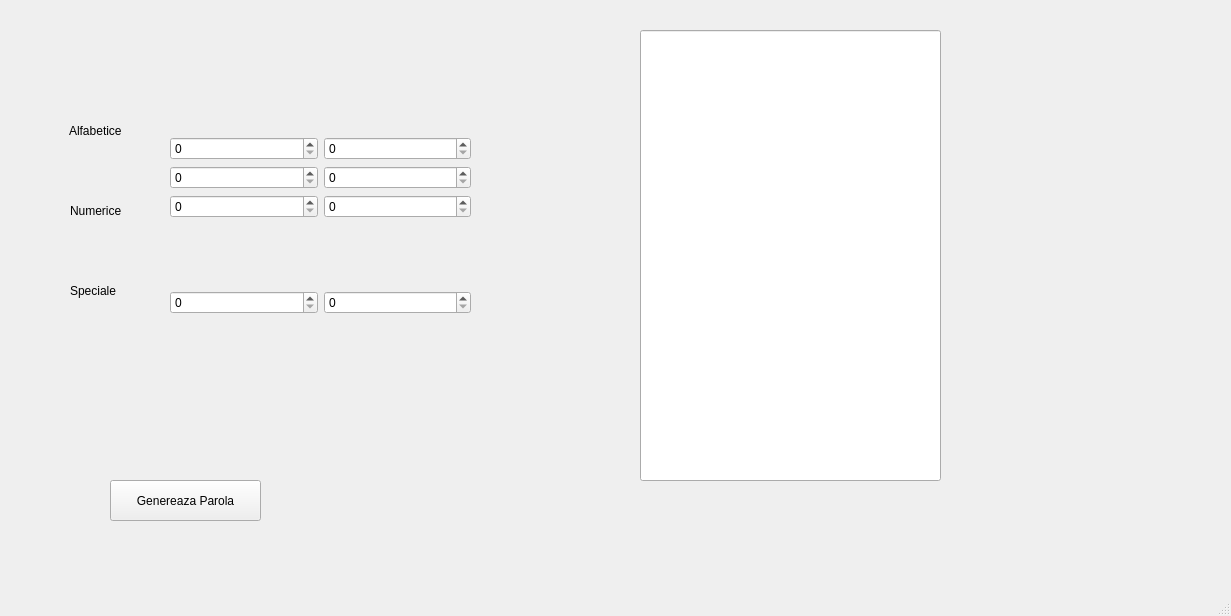
First picture: the form in mainwindow.ui, repository fortyfourjs/GeneratorParoleLFSR, before the edit.
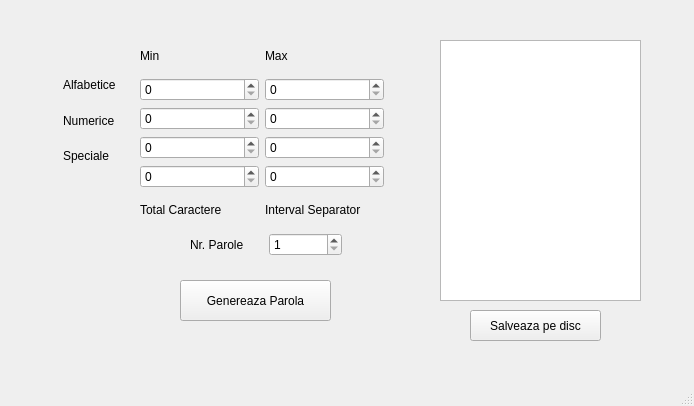
Second picture: the form after the edit.

Commit message: fixed UI, added nr_parole + save to disc

```diff
--- a/mainwindow.ui
+++ b/mainwindow.ui
@@ -6,8 +6,8 @@
    <rect>
     <x>0</x>
     <y>0</y>
-    <width>1231</width>
-    <height>616</height>
+    <width>694</width>
+    <height>406</height>
    </rect>
   </property>
   <property name="windowTitle">
@@ -17,8 +17,8 @@
    <widget class="QPushButton" name="btnGenerare">
     <property name="geometry">
      <rect>
-      <x>110</x>
-      <y>480</y>
+      <x>180</x>
+      <y>280</y>
       <width>151</width>
       <height>41</height>
      </rect>
@@ -27,98 +27,163 @@
      <string>Genereaza Parola</string>
     </property>
    </widget>
-   <widget class="QLineEdit" name="txtparola">
+   <widget class="QWidget" name="layoutWidget">
     <property name="geometry">
      <rect>
-      <x>640</x>
-      <y>30</y>
-      <width>301</width>
-      <height>451</height>
+      <x>140</x>
+      <y>40</y>
+      <width>244</width>
+      <height>186</height>
      </rect>
     </property>
-    <property name="text">
-     <string/>
-    </property>
-   </widget>
-   <widget class="QLabel" name="label">
-    <property name="geometry">
-     <rect>
-      <x>69</x>
-      <y>120</y>
-      <width>91</width>
-      <height>21</height>
-     </rect>
-    </property>
-    <property name="text">
-     <string>Alfabetice</string>
-    </property>
-   </widget>
-   <widget class="QLabel" name="label_2">
-    <property name="geometry">
-     <rect>
-      <x>70</x>
-      <y>200</y>
-      <width>91</width>
-      <height>21</height>
-     </rect>
-    </property>
-    <property name="text">
-     <string>Numerice</string>
-    </property>
-   </widget>
-   <widget class="QLabel" name="label_3">
-    <property name="geometry">
-     <rect>
-      <x>70</x>
-      <y>280</y>
-      <width>91</width>
-      <height>21</height>
-     </rect>
-    </property>
-    <property name="text">
-     <string>Speciale</string>
-    </property>
-   </widget>
-   <widget class="QWidget" name="">
-    <property name="geometry">
-     <rect>
-      <x>170</x>
-      <y>70</y>
-      <width>301</width>
-      <height>311</height>
-     </rect>
-    </property>
-    <layout class="QGridLayout" name="gridLayout_2">
-     <item row="1" column="0">
-      <widget class="QSpinBox" name="spinTotalCaractere"/>
+    <layout class="QGridLayout" name="gridLayout_3">
+     <item row="0" column="0">
+      <widget class="QLabel" name="label_valoareMin">
+       <property name="text">
+        <string>Min</string>
+       </property>
+      </widget>
      </item>
-     <item row="1" column="1">
-      <widget class="QSpinBox" name="spinIntervalSeparator"/>
+     <item row="0" column="1">
+      <widget class="QLabel" name="label_valoareMax">
+       <property name="text">
+        <string>Max</string>
+       </property>
+      </widget>
      </item>
-     <item row="0" column="0" colspan="2">
-      <layout class="QGridLayout" name="gridLayout">
-       <item row="2" column="1">
-        <widget class="QSpinBox" name="spinMaxSpeciale"/>
-       </item>
-       <item row="0" column="0">
-        <widget class="QSpinBox" name="spinMinAlfabetice"/>
-       </item>
-       <item row="0" column="1">
-        <widget class="QSpinBox" name="spinMaxAlfabetice"/>
-       </item>
+     <item row="1" column="0" colspan="2">
+      <layout class="QGridLayout" name="gridLayout_2">
        <item row="1" column="0">
-        <widget class="QSpinBox" name="spinMinCifre"/>
+        <widget class="QSpinBox" name="spinTotalCaractere"/>
        </item>
-       <item row="2" column="0">
-        <widget class="QSpinBox" name="spinMinSpeciale"/>
+       <item row="0" column="0" colspan="2">
+        <layout class="QGridLayout" name="gridLayout">
+         <item row="1" column="1">
+          <widget class="QSpinBox" name="spinMaxCifre"/>
+         </item>
+         <item row="1" column="0">
+          <widget class="QSpinBox" name="spinMinCifre"/>
+         </item>
+         <item row="0" column="0">
+          <widget class="QSpinBox" name="spinMinAlfabetice"/>
+         </item>
+         <item row="2" column="0">
+          <widget class="QSpinBox" name="spinMinSpeciale"/>
+         </item>
+         <item row="0" column="1">
+          <widget class="QSpinBox" name="spinMaxAlfabetice"/>
+         </item>
+         <item row="2" column="1">
+          <widget class="QSpinBox" name="spinMaxSpeciale"/>
+         </item>
+        </layout>
        </item>
        <item row="1" column="1">
-        <widget class="QSpinBox" name="spinMaxCifre"/>
+        <widget class="QSpinBox" name="spinIntervalSeparator"/>
        </item>
       </layout>
      </item>
+     <item row="2" column="0">
+      <widget class="QLabel" name="label_totalCaractere">
+       <property name="text">
+        <string>Total Caractere</string>
+       </property>
+      </widget>
+     </item>
+     <item row="2" column="1">
+      <widget class="QLabel" name="label_intervalSeparator">
+       <property name="text">
+        <string>Interval Separator</string>
+       </property>
+      </widget>
+     </item>
     </layout>
    </widget>
+   <widget class="QWidget" name="layoutWidget">
+    <property name="geometry">
+     <rect>
+      <x>63</x>
+      <y>70</y>
+      <width>74</width>
+      <height>101</height>
+     </rect>
+    </property>
+    <layout class="QVBoxLayout" name="verticalLayout">
+     <item>
+      <widget class="QLabel" name="label_alfabetice">
+       <property name="text">
+        <string>Alfabetice</string>
+       </property>
+      </widget>
+     </item>
+     <item>
+      <widget class="QLabel" name="label_numerice">
+       <property name="text">
+        <string>Numerice</string>
+       </property>
+      </widget>
+     </item>
+     <item>
+      <widget class="QLabel" name="label_speciale">
+       <property name="text">
+        <string>Speciale</string>
+       </property>
+      </widget>
+     </item>
+    </layout>
+   </widget>
+   <widget class="QWidget" name="layoutWidget">
+    <property name="geometry">
+     <rect>
+      <x>190</x>
+      <y>230</y>
+      <width>152</width>
+      <height>30</height>
+     </rect>
+    </property>
+    <layout class="QHBoxLayout" name="horizontalLayout">
+     <item>
+      <widget class="QLabel" name="label_nrParole">
+       <property name="text">
+        <string>Nr. Parole</string>
+       </property>
+      </widget>
+     </item>
+     <item>
+      <widget class="QSpinBox" name="spin_nrParole">
+       <property name="minimum">
+        <number>1</number>
+       </property>
+       <property name="maximum">
+        <number>10000</number>
+       </property>
+      </widget>
+     </item>
+    </layout>
+   </widget>
+   <widget class="QTextEdit" name="txtparola">
+    <property name="geometry">
+     <rect>
+      <x>440</x>
+      <y>40</y>
+      <width>201</width>
+      <height>261</height>
+     </rect>
+    </property>
+   </widget>
+   <widget class="QPushButton" name="btnSalvare">
+    <property name="geometry">
+     <rect>
+      <x>470</x>
+      <y>310</y>
+      <width>131</width>
+      <height>31</height>
+     </rect>
+    </property>
+    <property name="text">
+     <string>Salveaza pe disc</string>
+    </property>
+   </widget>
   </widget>
   <widget class="QMenuBar" name="menubar">
    <property name="geometry">
```
Left out of the diff: 2 changed lines with no effect on the pictures. The commit also changes 6 other files.
